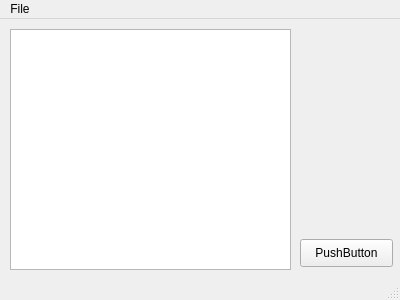
First picture: the form in mainwindow.ui, repository B10215029/linearcalc, before the edit.
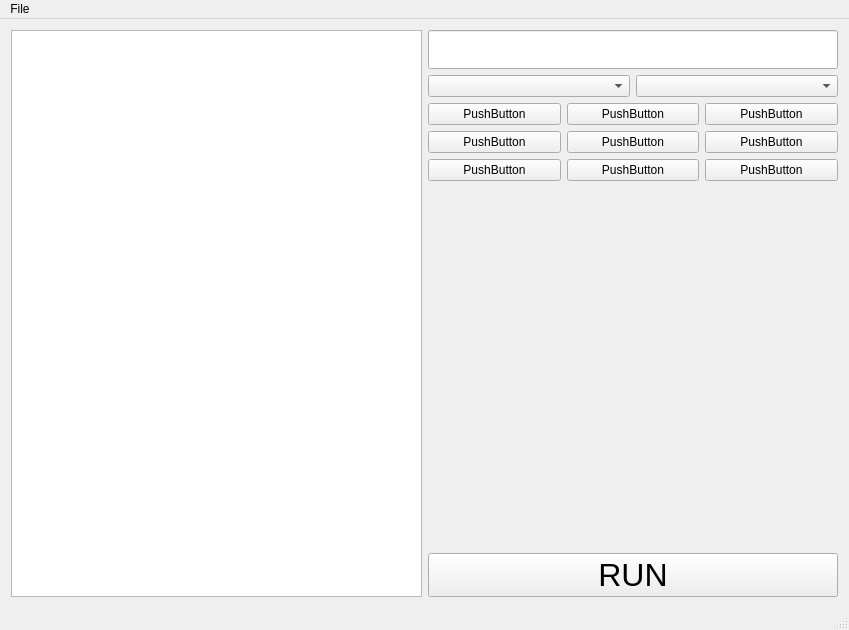
Second picture: the form after the edit.

The edit to the form file:
```diff
--- a/mainwindow.ui
+++ b/mainwindow.ui
@@ -6,44 +6,145 @@
    <rect>
     <x>0</x>
     <y>0</y>
-    <width>400</width>
-    <height>300</height>
+    <width>849</width>
+    <height>630</height>
    </rect>
   </property>
   <property name="windowTitle">
    <string>MainWindow</string>
   </property>
   <widget class="QWidget" name="centralWidget">
-   <widget class="QTextBrowser" name="textBrowser">
-    <property name="geometry">
-     <rect>
-      <x>10</x>
-      <y>10</y>
-      <width>281</width>
-      <height>241</height>
-     </rect>
-    </property>
-   </widget>
-   <widget class="QPushButton" name="pushButton">
-    <property name="geometry">
-     <rect>
-      <x>300</x>
-      <y>220</y>
-      <width>93</width>
-      <height>28</height>
-     </rect>
-    </property>
-    <property name="text">
-     <string>PushButton</string>
-    </property>
-   </widget>
+   <layout class="QHBoxLayout" name="horizontalLayout_2">
+    <item>
+     <widget class="QTextBrowser" name="textBrowser"/>
+    </item>
+    <item>
+     <layout class="QVBoxLayout" name="verticalLayout_2">
+      <item>
+       <widget class="QLineEdit" name="lineEdit">
+        <property name="font">
+         <font>
+          <pointsize>20</pointsize>
+         </font>
+        </property>
+       </widget>
+      </item>
+      <item>
+       <layout class="QHBoxLayout" name="horizontalLayout">
+        <item>
+         <widget class="QComboBox" name="comboBox"/>
+        </item>
+        <item>
+         <widget class="QComboBox" name="comboBox_2">
+          <property name="currentText">
+           <string/>
+          </property>
+         </widget>
+        </item>
+       </layout>
+      </item>
+      <item>
+       <layout class="QGridLayout" name="gridLayout">
+        <item row="4" column="0">
+         <widget class="QPushButton" name="pushButton_5">
+          <property name="text">
+           <string>PushButton</string>
+          </property>
+         </widget>
+        </item>
+        <item row="3" column="2">
+         <widget class="QPushButton" name="pushButton_4">
+          <property name="text">
+           <string>PushButton</string>
+          </property>
+         </widget>
+        </item>
+        <item row="4" column="1">
+         <widget class="QPushButton" name="pushButton_6">
+          <property name="text">
+           <string>PushButton</string>
+          </property>
+         </widget>
+        </item>
+        <item row="3" column="0">
+         <widget class="QPushButton" name="pushButton_2">
+          <property name="text">
+           <string>PushButton</string>
+          </property>
+         </widget>
+        </item>
+        <item row="4" column="2">
+         <widget class="QPushButton" name="pushButton_7">
+          <property name="text">
+           <string>PushButton</string>
+          </property>
+         </widget>
+        </item>
+        <item row="3" column="1">
+         <widget class="QPushButton" name="pushButton_3">
+          <property name="text">
+           <string>PushButton</string>
+          </property>
+         </widget>
+        </item>
+        <item row="5" column="0">
+         <widget class="QPushButton" name="pushButton_8">
+          <property name="text">
+           <string>PushButton</string>
+          </property>
+         </widget>
+        </item>
+        <item row="5" column="1">
+         <widget class="QPushButton" name="pushButton_9">
+          <property name="text">
+           <string>PushButton</string>
+          </property>
+         </widget>
+        </item>
+        <item row="5" column="2">
+         <widget class="QPushButton" name="pushButton_10">
+          <property name="text">
+           <string>PushButton</string>
+          </property>
+         </widget>
+        </item>
+       </layout>
+      </item>
+      <item>
+       <spacer name="verticalSpacer">
+        <property name="orientation">
+         <enum>Qt::Vertical</enum>
+        </property>
+        <property name="sizeHint" stdset="0">
+         <size>
+          <width>20</width>
+          <height>40</height>
+         </size>
+        </property>
+       </spacer>
+      </item>
+      <item>
+       <widget class="QPushButton" name="pushButton">
+        <property name="font">
+         <font>
+          <pointsize>24</pointsize>
+         </font>
+        </property>
+        <property name="text">
+         <string>RUN</string>
+        </property>
+       </widget>
+      </item>
+     </layout>
+    </item>
+   </layout>
   </widget>
   <widget class="QMenuBar" name="menuBar">
    <property name="geometry">
     <rect>
      <x>0</x>
      <y>0</y>
-     <width>400</width>
+     <width>849</width>
      <height>25</height>
     </rect>
    </property>
```
Left out of the diff: 5 changed lines with no effect on the pictures.
